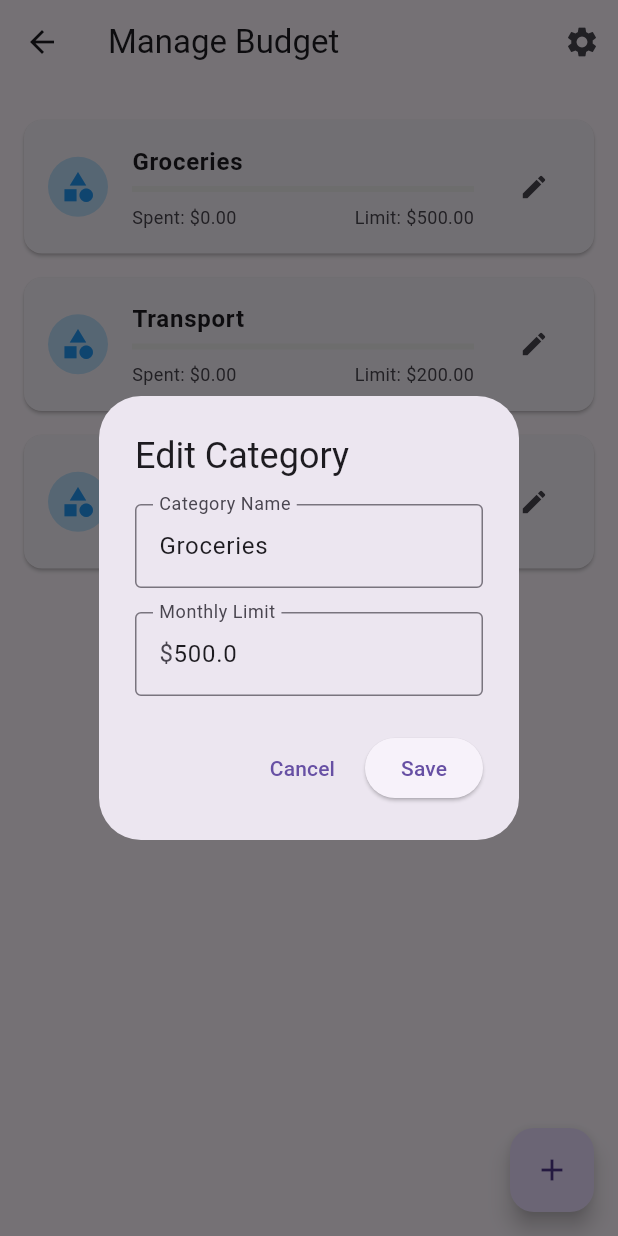
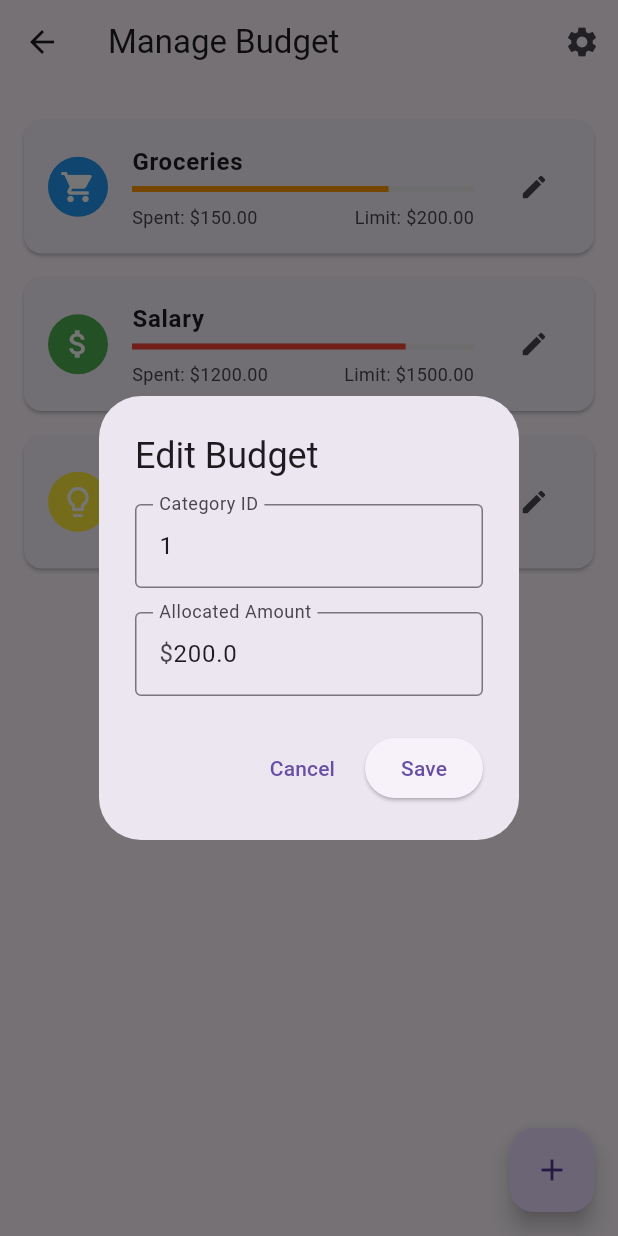
Before and after one commit to hamdi-ab/YegnaEqif, a Flutter app: the ManageBudgetPage screen opened directly, after a tap on the "edit" icon, on a phone screen of 412 x 824 dp. Run offline on Flutter 3.47's test engine with Material 3 defaults, Android fonts, the light colour scheme and no system bars; our stand-ins replace cloud_firestore, firebase_core, fl_chart, flutter_colorpicker, flutter_riverpod, flutter_speed_dial and 1 more; missing offline and left inert: flutter_iconpicker; accounts and stored records are empty.

Commit message:
made budget and report page dynamic partially

```diff
--- a/lib/models/budget.dart
+++ b/lib/models/budget.dart
@@ -1,5 +1,3 @@
-import 'package:flutter/material.dart';
-
 class Budget {
   final String id;
   final String categoryId;
--- a/lib/repositories/local_budget_repository.dart
+++ b/lib/repositories/local_budget_repository.dart
@@ -7,21 +7,21 @@ class LocalBudgetRepository {
       categoryId: '1',
       allocatedAmount: 200.00,
       spentAmount: 150.00,
-      date: DateTime(2023, 1, 1),
+      date: DateTime(2024, 5, 8),
     ),
     Budget(
       id: '2',
       categoryId: '2',
       allocatedAmount: 1500.00,
       spentAmount: 1200.00,
-      date: DateTime(2023, 2, 1),
+      date: DateTime(2025, 25, 1),
     ),
     Budget(
       id: '3',
       categoryId: '3',
       allocatedAmount: 300.00,
       spentAmount: 250.00,
-      date: DateTime(2023, 3, 1),
+      date: DateTime(2025, 1, 1),
     ),
   ];
 
--- a/lib/repositories/local_transaction_repository.dart
+++ b/lib/repositories/local_transaction_repository.dart
@@ -8,7 +8,7 @@ class LocalTransactionRepository {
       bankType: 'Credit Card',
       category: 'Groceries',
       amount: 50.00,
-      date: DateTime(2023, 4, 1),
+      date: DateTime(2024, 6, 1),
     ),
     Transaction(
       id: '2',
@@ -16,7 +16,7 @@ class LocalTransactionRepository {
       bankType: 'Bank Transfer',
       category: 'Salary',
       amount: 2000.00,
-      date: DateTime(2023, 4, 1),
+      date: DateTime(2025, 1, 24),
     ),
     Transaction(
       id: '3',
@@ -24,7 +24,7 @@ class LocalTransactionRepository {
       bankType: 'Debit Card',
       category: 'Utilities',
       amount: 75.00,
-      date: DateTime(2023, 4, 2),
+      date: DateTime(2025, 1, 4),
     ),
     // Add more transactions as needed
   ];
--- a/lib/screens/budget_screen.dart
+++ b/lib/screens/budget_screen.dart
@@ -1,6 +1,7 @@
 import 'package:flutter/material.dart';
 import 'package:flutter_riverpod/flutter_riverpod.dart';
 import 'package:yegna_eqif_new/providers/budget_provider.dart';
+import 'package:yegna_eqif_new/providers/time_period_provider.dart';
 import 'package:yegna_eqif_new/screens/add_category_screen.dart';
 import 'package:yegna_eqif_new/screens/dashboard_screen.dart';
 import 'package:yegna_eqif_new/screens/manage_budget_page.dart';
@@ -162,10 +163,26 @@ class CircularProgressBar extends ConsumerWidget {
   @override
   Widget build(BuildContext context, WidgetRef ref) {
     final budgets = ref.watch(budgetProvider);
+    final selectedTimePeriod = ref.watch(timePeriodProvider);
+
+    // Filter the budgets based on the selected time period
+    final filteredBudgets = budgets.where((budget) {
+      final now = DateTime.now();
+      switch (selectedTimePeriod) {
+        case TimePeriod.week:
+          return budget.date.isAfter(now.subtract(Duration(days: 7)));
+        case TimePeriod.month:
+          return budget.date.isAfter(now.subtract(Duration(days: 30)));
+        case TimePeriod.year:
+          return budget.date.isAfter(now.subtract(Duration(days: 365)));
+        default:
+          return true;
+      }
+    }).toList();
 
     // Calculate total allocated amount and total spent amount
-    final double totalAllocatedAmount = budgets.fold(0, (sum, budget) => sum + budget.allocatedAmount);
-    final double totalSpentAmount = budgets.fold(0, (sum, budget) => sum + budget.spentAmount);
+    final double totalAllocatedAmount = filteredBudgets.fold(0, (sum, budget) => sum + budget.allocatedAmount);
+    final double totalSpentAmount = filteredBudgets.fold(0, (sum, budget) => sum + budget.spentAmount);
 
     // Calculate progress
     final double progress = totalSpentAmount / totalAllocatedAmount;
@@ -225,6 +242,7 @@ class CircularProgressBar extends ConsumerWidget {
     );
   }
 }
+
 
 
 
@@ -406,14 +424,30 @@ class BudgetOverview extends ConsumerWidget {
   @override
   Widget build(BuildContext context, WidgetRef ref) {
     final budgets = ref.watch(budgetProvider);
+    final selectedTimePeriod = ref.watch(timePeriodProvider);
+
+    // Filter the budgets based on the selected time period
+    final filteredBudgets = budgets.where((budget) {
+      final now = DateTime.now();
+      switch (selectedTimePeriod) {
+        case TimePeriod.week:
+          return budget.date.isAfter(now.subtract(Duration(days: 7)));
+        case TimePeriod.month:
+          return budget.date.isAfter(now.subtract(Duration(days: 30)));
+        case TimePeriod.year:
+          return budget.date.isAfter(now.subtract(Duration(days: 365)));
+        default:
+          return true;
+      }
+    }).toList();
 
     // Calculate total allocated amount and total spent amount
-    final double totalAllocatedAmount = budgets.fold(0, (sum, budget) => sum + budget.allocatedAmount);
-    final double totalSpentAmount = budgets.fold(0, (sum, budget) => sum + budget.spentAmount);
+    final double totalAllocatedAmount = filteredBudgets.fold(0, (sum, budget) => sum + budget.allocatedAmount);
+    final double totalSpentAmount = filteredBudgets.fold(0, (sum, budget) => sum + budget.spentAmount);
 
     // Calculate remaining budget and savings percentage
     final double remainingBudget = totalAllocatedAmount - totalSpentAmount;
-    final double savingPercentage = (remainingBudget / totalAllocatedAmount) * 100;
+    final double savingPercentage = totalAllocatedAmount != 0 ? (remainingBudget / totalAllocatedAmount) * 100 : 0;
 
     return Padding(
       padding: const EdgeInsets.symmetric(vertical: 16.0),
--- a/lib/screens/manage_budget_page.dart
+++ b/lib/screens/manage_budget_page.dart
@@ -1,78 +1,75 @@
 import 'package:flutter/material.dart';
+import 'package:flutter_riverpod/flutter_riverpod.dart';
+import 'package:yegna_eqif_new/providers/category_provider.dart';
+import '../models/budget.dart';
+import '../models/category.dart';
+import '../providers/budget_provider.dart';
 
-class BudgetCategory {
-  final String name;
-  double limit;
-  double spent;
+class ManageBudgetPage extends ConsumerWidget {
+  const ManageBudgetPage({Key? key}) : super(key: key);
 
-  BudgetCategory({
-    required this.name,
-    required this.limit,
-    this.spent = 0,
-  });
+  @override
+  Widget build(BuildContext context, WidgetRef ref) {
+    final budgets = ref.watch(budgetProvider);
+    final categories = ref.watch(categoryProvider);
+
+    Category getCategoryDetails(String categoryId) {
+      return categories.firstWhere(
+            (cat) => cat.id == categoryId,
+        orElse: () => Category(id: '', name: 'Unknown', icon: Icons.category, color: Colors.grey),
+      );
     }
 
-class ManageBudgetPage extends StatefulWidget {
-  @override
-  _ManageBudgetPageState createState() => _ManageBudgetPageState();
-}
-
-class _ManageBudgetPageState extends State<ManageBudgetPage> {
-  final List<BudgetCategory> _budgetCategories = [
-    BudgetCategory(name: 'Groceries', limit: 500),
-    BudgetCategory(name: 'Transport', limit: 200),
-    BudgetCategory(name: 'Entertainment', limit: 300),
-  ];
-
-  void _addNewCategory() {
+    void _addNewBudget() {
       showDialog(
         context: context,
-      builder: (context) => _BudgetCategoryDialog(
-        onSave: (name, limit) {
-          setState(() {
-            _budgetCategories.add(
-              BudgetCategory(name: name, limit: limit),
+        builder: (context) => _BudgetDialog(
+          onSave: (categoryId, allocatedAmount) {
+            ref.read(budgetProvider.notifier).addBudget(
+              Budget(
+                id: DateTime.now().toString(),
+                categoryId: categoryId,
+                allocatedAmount: allocatedAmount,
+                spentAmount: 0,
+                date: DateTime.now(),
+              ),
             );
-          });
           },
         ),
       );
     }
 
-  void _editCategory(int index) {
-    final category = _budgetCategories[index];
+    void _editBudget(Budget budget) {
       showDialog(
         context: context,
-      builder: (context) => _BudgetCategoryDialog(
-        initialName: category.name,
-        initialLimit: category.limit.toString(),
-        onSave: (name, limit) {
-          setState(() {
-            _budgetCategories[index] = BudgetCategory(
-              name: name,
-              limit: limit,
-              spent: category.spent,
+        builder: (context) => _BudgetDialog(
+          initialCategoryId: budget.categoryId,
+          initialAllocatedAmount: budget.allocatedAmount.toString(),
+          onSave: (categoryId, allocatedAmount) {
+            ref.read(budgetProvider.notifier).updateBudget(
+              Budget(
+                id: budget.id,
+                categoryId: categoryId,
+                allocatedAmount: allocatedAmount,
+                spentAmount: budget.spentAmount,
+                date: budget.date,
+              ),
             );
-          });
           },
         ),
       );
     }
 
-  void _deleteCategory(int index) {
-    setState(() {
-      _budgetCategories.removeAt(index);
-    });
+    void _deleteBudget(String id) {
+      ref.read(budgetProvider.notifier).deleteBudget(id);
     }
 
-  @override
-  Widget build(BuildContext context) {
     return Scaffold(
       appBar: AppBar(
-        title: Text('Manage Budget'),
+        title: const Text('Manage Budget'),
         actions: [
           IconButton(
-            icon: Icon(Icons.settings),
+            icon: const Icon(Icons.settings),
             onPressed: () {
               // Add additional settings functionality
             },
@@ -80,75 +77,79 @@ class _ManageBudgetPageState extends State<ManageBudgetPage> {
         ],
       ),
       body: ListView.builder(
-        padding: EdgeInsets.all(16),
-        itemCount: _budgetCategories.length,
+        padding: const EdgeInsets.all(16),
+        itemCount: budgets.length,
         itemBuilder: (context, index) {
-          final category = _budgetCategories[index];
+          final budget = budgets[index];
+          final category = getCategoryDetails(budget.categoryId);
           return Dismissible(
-            key: Key(category.name),
+            key: Key(budget.id),
             background: Container(color: Colors.red),
             confirmDismiss: (direction) async {
               return await showDialog(
                 context: context,
                 builder: (context) => AlertDialog(
-                  title: Text('Delete Category'),
-                  content: Text('Are you sure you want to delete ${category.name}?'),
+                  title: const Text('Delete Budget'),
+                  content: Text('Are you sure you want to delete this budget for ${budget.categoryId}?'),
                   actions: [
                     TextButton(
                       onPressed: () => Navigator.of(context).pop(false),
-                      child: Text('Cancel'),
+                      child: const Text('Cancel'),
                     ),
                     TextButton(
                       onPressed: () => Navigator.of(context).pop(true),
-                      child: Text('Delete', style: TextStyle(color: Colors.red)),
+                      child: const Text('Delete', style: TextStyle(color: Colors.red)),
                     ),
                   ],
                 ),
               );
             },
-            onDismissed: (direction) => _deleteCategory(index),
+            onDismissed: (direction) => _deleteBudget(budget.id),
             child: Card(
-              margin: EdgeInsets.symmetric(vertical: 8),
+              margin: const EdgeInsets.symmetric(vertical: 8),
               child: ListTile(
-                contentPadding: EdgeInsets.symmetric(horizontal: 16, vertical: 8),
+                contentPadding: const EdgeInsets.symmetric(horizontal: 16, vertical: 8),
                 leading: CircleAvatar(
-                  backgroundColor: Colors.blue.shade100,
-                  child: Icon(Icons.category, color: Colors.blue),
+                  radius: 20,
+                  backgroundColor: category.color,
+                  child: Icon(
+                    category.icon,color: Colors.white,
+                  ),
                 ),
                 title: Text(
                   category.name,
-                  style: TextStyle(fontWeight: FontWeight.bold),
+                  style: const TextStyle(fontWeight: FontWeight.bold),
                 ),
                 subtitle: Column(
                   crossAxisAlignment: CrossAxisAlignment.start,
                   children: [
-                    SizedBox(height: 4),
+                    const SizedBox(height: 4),
                     LinearProgressIndicator(
-                      value: category.spent / category.limit,
+                      value: budget.spentAmount / budget.allocatedAmount,
                       backgroundColor: Colors.grey.shade200,
                       valueColor: AlwaysStoppedAnimation<Color>(
-                        _getProgressColor(category.spent / category.limit),
+                        _getProgressColor(budget.spentAmount / budget.allocatedAmount),
                       ),
                     ),
-                    SizedBox(height: 8),
+                    const SizedBox(height: 8),
                     Row(
                       mainAxisAlignment: MainAxisAlignment.spaceBetween,
                       children: [
                         Text(
-                          'Spent: \$${category.spent.toStringAsFixed(2)}',
-                          style: TextStyle(fontSize: 12),
+                          'Spent: \$${budget.spentAmount.toStringAsFixed(2)}',
+                          style: const TextStyle(fontSize: 12),
                         ),
                         Text(
-                          'Limit: \$${category.limit.toStringAsFixed(2)}',
-                          style: TextStyle(fontSize: 12),
+                          'Limit: \$${budget.allocatedAmount.toStringAsFixed(2)}',
+                          style: const TextStyle(fontSize: 12),
                         ),
                       ],
                     ),
                   ],
                 ),
                 trailing: IconButton(
-                  icon: Icon(Icons.edit, size: 20),
-                  onPressed: () => _editCategory(index),
+                  icon: const Icon(Icons.edit, size: 20),
+                  onPressed: () => _editBudget(budget),
                 ),
               ),
             ),
@@ -156,9 +157,9 @@ class _ManageBudgetPageState extends State<ManageBudgetPage> {
         },
       ),
       floatingActionButton: FloatingActionButton(
-        child: Icon(Icons.add),
-        onPressed: _addNewCategory,
-        tooltip: 'Add New Category',
+        child: const Icon(Icons.add),
+        onPressed: _addNewBudget,
+        tooltip: 'Add New Budget',
       ),
     );
   }
@@ -170,67 +171,67 @@ class _ManageBudgetPageState extends State<ManageBudgetPage> {
   }
 }
 
-class _BudgetCategoryDialog extends StatefulWidget {
-  final String? initialName;
-  final String? initialLimit;
+class _BudgetDialog extends StatefulWidget {
+  final String? initialCategoryId;
+  final String? initialAllocatedAmount;
   final Function(String, double) onSave;
 
-  const _BudgetCategoryDialog({
-    this.initialName,
-    this.initialLimit,
+  const _BudgetDialog({
+    this.initialCategoryId,
+    this.initialAllocatedAmount,
     required this.onSave,
   });
 
   @override
-  __BudgetCategoryDialogState createState() => __BudgetCategoryDialogState();
+  __BudgetDialogState createState() => __BudgetDialogState();
 }
 
-class __BudgetCategoryDialogState extends State<_BudgetCategoryDialog> {
+class __BudgetDialogState extends State<_BudgetDialog> {
   final _formKey = GlobalKey<FormState>();
-  late TextEditingController _nameController;
-  late TextEditingController _limitController;
+  late TextEditingController _categoryIdController;
+  late TextEditingController _allocatedAmountController;
 
   @override
   void initState() {
     super.initState();
-    _nameController = TextEditingController(text: widget.initialName);
-    _limitController = TextEditingController(text: widget.initialLimit);
+    _categoryIdController = TextEditingController(text: widget.initialCategoryId);
+    _allocatedAmountController = TextEditingController(text: widget.initialAllocatedAmount);
   }
 
   @override
   Widget build(BuildContext context) {
     return AlertDialog(
-      title: Text(widget.initialName == null ? 'New Category' : 'Edit Category'),
+      title: Text(widget.initialCategoryId == null ? 'New Budget' : 'Edit Budget'),
       content: Form(
         key: _formKey,
         child: Column(
           mainAxisSize: MainAxisSize.min,
           children: [
             TextFormField(
-              controller: _nameController,
-              decoration: InputDecoration(
-                labelText: 'Category Name',
+              controller: _categoryIdController,
+              decoration: const InputDecoration(
+                labelText: 'Category ID',
                 border: OutlineInputBorder(),
               ),
               validator: (value) {
                 if (value == null || value.isEmpty) {
-                  return 'Please enter a category name';
+                  return 'Please enter a category ID';
                 }
                 return null;
               },
             ),
-            SizedBox(height: 16),
+            const SizedBox(height: 16),
             TextFormField(
-              controller: _limitController,
-              decoration: InputDecoration(
-                labelText: 'Monthly Limit',
+              controller: _allocatedAmountController,
+              decoration: const InputDecoration(
+                labelText: 'Allocated Amount',
                 border: OutlineInputBorder(),
                 prefixText: '\$',
               ),
               keyboardType: TextInputType.number,
               validator: (value) {
                 if (value == null || value.isEmpty) {
-                  return 'Please enter a budget limit';
+                  return 'Please enter an allocated amount';
                 }
                 if (double.tryParse(value) == null) {
                   return 'Please enter a valid number';
@@ -244,11 +245,11 @@ class __BudgetCategoryDialogState extends State<_BudgetCategoryDialog> {
       actions: [
         TextButton(
           onPressed: () => Navigator.pop(context),
-          child: Text('Cancel'),
+          child: const Text('Cancel'),
         ),
         ElevatedButton(
           onPressed: _saveForm,
-          child: Text('Save'),
+          child: const Text('Save'),
         ),
       ],
     );
@@ -257,8 +258,8 @@ class __BudgetCategoryDialogState extends State<_BudgetCategoryDialog> {
   void _saveForm() {
     if (_formKey.currentState!.validate()) {
       widget.onSave(
-        _nameController.text,
-        double.parse(_limitController.text),
+        _categoryIdController.text,
+        double.parse(_allocatedAmountController.text),
       );
       Navigator.pop(context);
     }
@@ -266,8 +267,8 @@ class __BudgetCategoryDialogState extends State<_BudgetCategoryDialog> {
 
   @override
   void dispose() {
-    _nameController.dispose();
-    _limitController.dispose();
+    _categoryIdController.dispose();
+    _allocatedAmountController.dispose();
     super.dispose();
   }
 }
--- a/lib/screens/reports_generated_screen.dart
+++ b/lib/screens/reports_generated_screen.dart
@@ -25,7 +25,7 @@ class ReportsGeneratedScreen extends StatelessWidget {
             crossAxisAlignment: CrossAxisAlignment.start,
             children: [
               const SizedBox(height: 20),
-              const TimePeriodToggle(),
+              TimePeriodToggle(),
               const SizedBox(height: 16),
               Container(
                 padding: const EdgeInsets.only(top: 8.0, bottom: 18.0, left: 16.0, right: 16.0),
```
Also changed, not shown: lib/providers/time_period_provider.dart (added, +9 -0 lines), lib/screens/dashboard_screen.dart (+22 -6 lines), lib/screens/reports_screen.dart (+80 -43 lines). Lines whose indentation alone changed are shown as unchanged.
